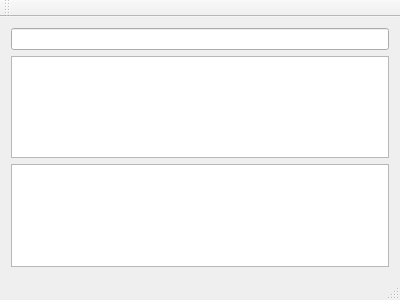
Above: mainwindow.ui from stoyan-shopov/troll before the change. Below: the same form after it.
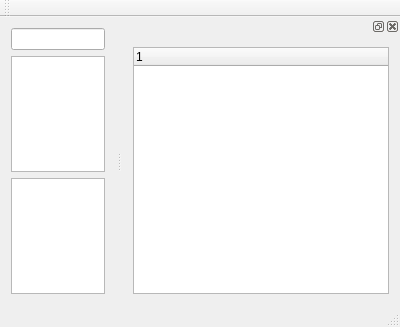
That is the form after the change.

Patch:
```diff
--- a/mainwindow.ui
+++ b/mainwindow.ui
@@ -7,7 +7,7 @@
     <x>0</x>
     <y>0</y>
     <width>400</width>
-    <height>300</height>
+    <height>327</height>
    </rect>
   </property>
   <property name="windowTitle">
@@ -45,6 +45,27 @@
    </attribute>
   </widget>
   <widget class="QStatusBar" name="statusBar"/>
+  <widget class="QDockWidget" name="dockWidget">
+   <attribute name="dockWidgetArea">
+    <number>2</number>
+   </attribute>
+   <widget class="QWidget" name="dockWidgetContents">
+    <layout class="QVBoxLayout" name="verticalLayout_2">
+     <item>
+      <widget class="QTreeWidget" name="treeWidget">
+       <property name="alternatingRowColors">
+        <bool>true</bool>
+       </property>
+       <column>
+        <property name="text">
+         <string notr="true">1</string>
+        </property>
+       </column>
+      </widget>
+     </item>
+    </layout>
+   </widget>
+  </widget>
  </widget>
  <layoutdefault spacing="6" margin="11"/>
  <resources/>
```
